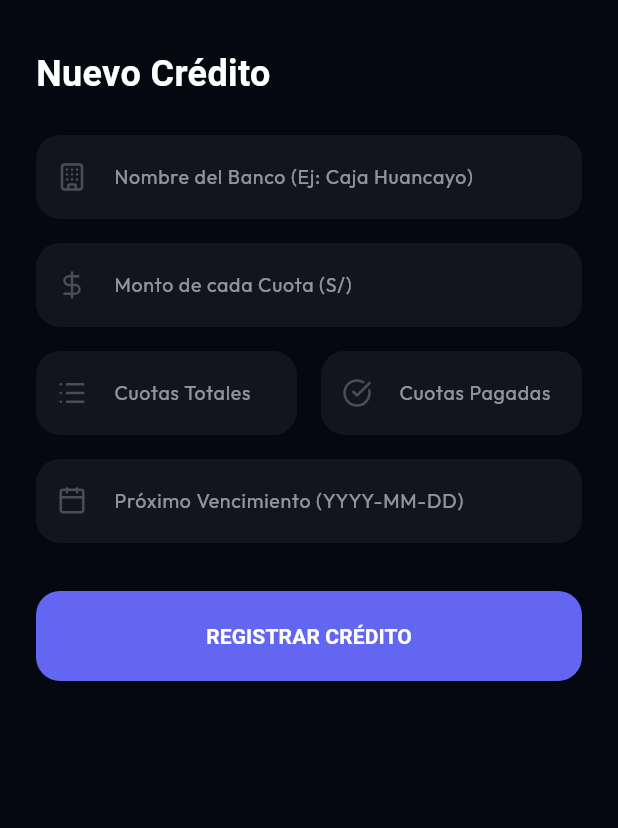
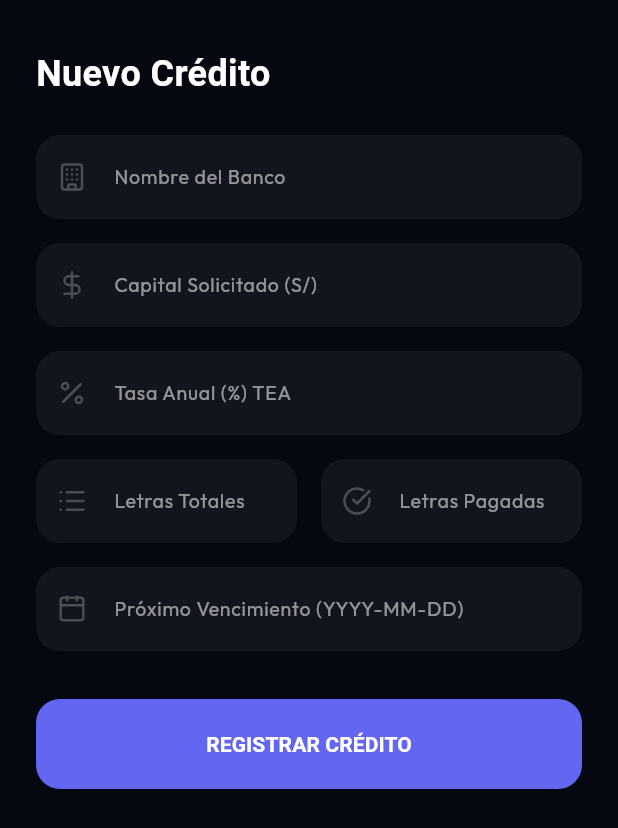
Before and after one commit to josebacilio2004/cuentacontable, a Flutter app: the CreditModal widget shown alone on an empty page, opened directly, after a tap on "REGISTRAR CRÉDITO", on a phone screen of 412 x 824 dp. Shown: the top 828 px of the screen. Run offline on Flutter 3.47's test engine with Material 3 defaults, Android fonts, the phone set to English and light mode, and no system bars; our stand-ins replace fl_chart, flutter_local_notifications, google_fonts, local_auth, logger, lucide_icons and 3 more; accounts and stored records are empty.

Commit message:
feat: full auto credit logic (TEA based) for web and mobile

```diff
--- a/mobile_app/lib/shared/widgets/credit_modal.dart
+++ b/mobile_app/lib/shared/widgets/credit_modal.dart
@@ -12,24 +12,32 @@ class CreditModal extends StatefulWidget {
 
 class _CreditModalState extends State<CreditModal> {
   final _bankController = TextEditingController();
-  final _quotaController = TextEditingController(); // Monto de cada cuota
+  final _capitalController = TextEditingController(); // Capital solicitado
+  final _teaController = TextEditingController();     // Tasa TEA
   final _totalInstallmentsController = TextEditingController();
   final _paidInstallmentsController = TextEditingController();
   final _nextDueController = TextEditingController();
   bool _isLoading = false;
 
   Future<void> _save() async {
-    if (_bankController.text.isEmpty || _quotaController.text.isEmpty || _totalInstallmentsController.text.isEmpty) return;
+    if (_bankController.text.isEmpty || _capitalController.text.isEmpty || _teaController.text.isEmpty || _totalInstallmentsController.text.isEmpty) return;
 
     setState(() => _isLoading = true);
     try {
       final userId = SupabaseConfig.client.auth.currentUser!.id;
-      final mPayment = double.parse(_quotaController.text);
+      final capital = double.parse(_capitalController.text);
+      final tea = double.parse(_teaController.text);
       final instTotal = int.parse(_totalInstallmentsController.text);
       final instPaid = int.parse(_paidInstallmentsController.text.isEmpty ? '0' : _paidInstallmentsController.text);
 
-      // LÓGICA CAJA HUANCAYO:
-      final totalToReturn = mPayment * instTotal;
+      // 📐 LÓGICA AUTOMÁTICA BASADA EN TEA:
+      // 1. Deuda Total = Capital * (1 + TEA/100)
+      final totalToReturn = capital * (1 + (tea / 100));
+
+      // 2. Cuota = Deuda Total / Cantidad de Letras
+      final mPayment = totalToReturn / instTotal;
+
+      // 3. Saldo Pendiente = Cuota * (Letras Pendientes)
       final remaining = mPayment * (instTotal - instPaid);
 
       await SupabaseConfig.client.from('credits').insert({
@@ -41,6 +49,7 @@ class _CreditModalState extends State<CreditModal> {
         'installments': instTotal,
         'paid_installments': instPaid,
         'due_date': _nextDueController.text,
+        'interest_rate': tea,
         'status': instPaid >= instTotal ? 'completado' : 'activo',
         'created_at': DateTime.now().toIso8601String(),
       });
@@ -67,15 +76,17 @@ class _CreditModalState extends State<CreditModal> {
           children: [
             const Text('Nuevo Crédito', style: TextStyle(fontSize: 24, fontWeight: FontWeight.bold, color: Colors.white)),
             const SizedBox(height: 24),
-            _input('Nombre del Banco (Ej: Caja Huancayo)', _bankController, LucideIcons.building, TextInputType.text),
+            _input('Nombre del Banco', _bankController, LucideIcons.building, TextInputType.text),
             const SizedBox(height: 16),
-            _input('Monto de cada Cuota (S/)', _quotaController, LucideIcons.dollarSign, TextInputType.number),
+            _input('Capital Solicitado (S/)', _capitalController, LucideIcons.dollarSign, TextInputType.number),
+            const SizedBox(height: 16),
+            _input('Tasa Anual (%) TEA', _teaController, LucideIcons.percent, TextInputType.number),
             const SizedBox(height: 16),
             Row(
               children: [
-                Expanded(child: _input('Cuotas Totales', _totalInstallmentsController, LucideIcons.list, TextInputType.number)),
+                Expanded(child: _input('Letras Totales', _totalInstallmentsController, LucideIcons.list, TextInputType.number)),
                 const SizedBox(width: 16),
-                Expanded(child: _input('Cuotas Pagadas', _paidInstallmentsController, LucideIcons.checkCircle, TextInputType.number)),
+                Expanded(child: _input('Letras Pagadas', _paidInstallmentsController, LucideIcons.checkCircle, TextInputType.number)),
               ],
             ),
             const SizedBox(height: 16),
```
Also changed, not shown: 6 other files.
